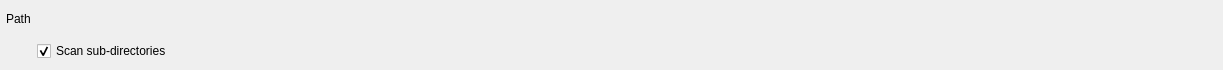
Old version of the form bulicommander/bulicommander/bc/resources/bcwsearchfilefrompath.ui in the repository Grum999/BuliCommander.
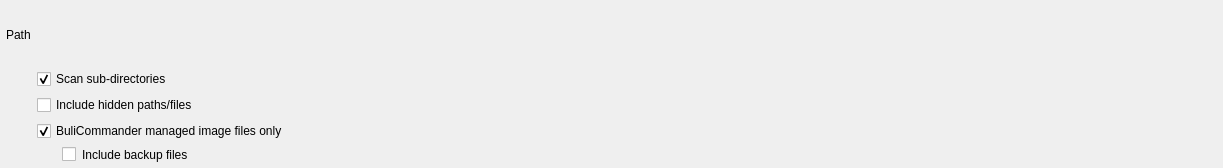
New version of the form. Custom widgets are drawn as their Qt base class.

Commit message: Implement search - improve source path

The edit to the form file:
```diff
--- a/bulicommander/bulicommander/bc/resources/bcwsearchfilefrompath.ui
+++ b/bulicommander/bulicommander/bc/resources/bcwsearchfilefrompath.ui
@@ -7,7 +7,7 @@
     <x>0</x>
     <y>0</y>
     <width>1223</width>
-    <height>70</height>
+    <height>168</height>
    </rect>
   </property>
   <property name="windowTitle">
@@ -26,25 +26,6 @@
    <property name="bottomMargin">
     <number>6</number>
    </property>
-   <item row="1" column="2">
-    <widget class="QCheckBox" name="cbBasicSubDirScan">
-     <property name="sizePolicy">
-      <sizepolicy hsizetype="Minimum" vsizetype="Minimum">
-       <horstretch>0</horstretch>
-       <verstretch>0</verstretch>
-      </sizepolicy>
-     </property>
-     <property name="toolTip">
-      <string>When checked, sub-directories will also be parsed to search image files</string>
-     </property>
-     <property name="text">
-      <string>Scan sub-directories</string>
-     </property>
-     <property name="checked">
-      <bool>true</bool>
-     </property>
-    </widget>
-   </item>
    <item row="0" column="2">
     <widget class="BCWPathBar" name="bcwpbBasicPath">
      <property name="sizePolicy">
@@ -77,6 +58,61 @@
      </property>
     </widget>
    </item>
+   <item row="1" column="2">
+    <widget class="QCheckBox" name="cbSubDirScan">
+     <property name="sizePolicy">
+      <sizepolicy hsizetype="Minimum" vsizetype="Fixed">
+       <horstretch>0</horstretch>
+       <verstretch>0</verstretch>
+      </sizepolicy>
+     </property>
+     <property name="toolTip">
+      <string>When checked, sub-directories will also be parsed to search image files</string>
+     </property>
+     <property name="text">
+      <string>Scan sub-directories</string>
+     </property>
+     <property name="checked">
+      <bool>true</bool>
+     </property>
+    </widget>
+   </item>
+   <item row="3" column="2">
+    <widget class="QCheckBox" name="cbManagedFilesOnlyScan">
+     <property name="toolTip">
+      <string>&lt;html&gt;&lt;head/&gt;&lt;body&gt;&lt;p&gt;When checked, only image files that are managed by BuliCommander are searched in directory &lt;/p&gt;&lt;p&gt;&lt;span style=&quot; font-style:italic;&quot;&gt;This pre-filter is based on image file extension and can speed-up search&lt;/span&gt;&lt;/p&gt;&lt;/body&gt;&lt;/html&gt;</string>
+     </property>
+     <property name="text">
+      <string>BuliCommander managed image files only</string>
+     </property>
+     <property name="checked">
+      <bool>true</bool>
+     </property>
+    </widget>
+   </item>
+   <item row="2" column="2">
+    <widget class="QCheckBox" name="cbHiddenFilesScan">
+     <property name="toolTip">
+      <string>&lt;html&gt;&lt;head/&gt;&lt;body&gt;&lt;p&gt;When checked, hidden paths and files are included in search&lt;/p&gt;&lt;/body&gt;&lt;/html&gt;</string>
+     </property>
+     <property name="text">
+      <string>Include hidden paths/files</string>
+     </property>
+    </widget>
+   </item>
+   <item row="4" column="2">
+    <widget class="QCheckBox" name="cbManagedFilesBackupScan">
+     <property name="toolTip">
+      <string>&lt;html&gt;&lt;head/&gt;&lt;body&gt;&lt;p&gt;When checked, managed files search will also include backups files&lt;/p&gt;&lt;p&gt;&lt;span style=&quot; font-style:italic;&quot;&gt;This pre-filter is based on image file extension and can speed-up search&lt;/span&gt;&lt;/p&gt;&lt;/body&gt;&lt;/html&gt;</string>
+     </property>
+     <property name="styleSheet">
+      <string notr="true">padding-left: 25px</string>
+     </property>
+     <property name="text">
+      <string>Include backup files</string>
+     </property>
+    </widget>
+   </item>
   </layout>
  </widget>
  <customwidgets>
```
The commit also changes 5 other files.
